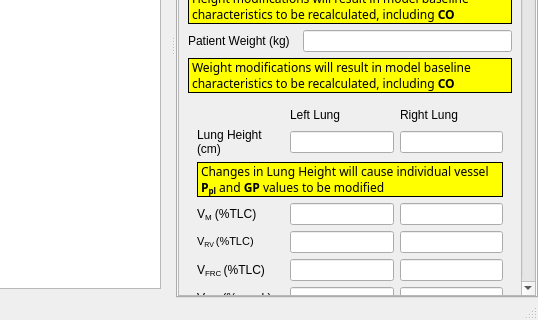
Before: the Qt Designer form src/mainwindow.ui in AdamMajer/bshouty-lung-model, drawn with Qt 5; both pictures show x 434 to 972 and y 228 to 548 of the 972 by 548 pixel window.
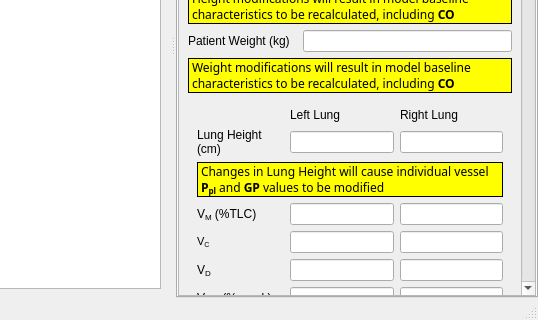
After: the same form once the commit is applied. The open tabs and pages were chosen to show the change. Custom widgets are drawn as their Qt base class.

What changed in the file:
```diff
--- a/src/mainwindow.ui
+++ b/src/mainwindow.ui
@@ -161,9 +161,9 @@
             <property name="geometry">
              <rect>
               <x>0</x>
-              <y>0</y>
-              <width>347</width>
-              <height>1524</height>
+              <y>-107</y>
+              <width>346</width>
+              <height>1444</height>
              </rect>
             </property>
             <layout class="QGridLayout" name="gridLayout">
@@ -1163,8 +1163,8 @@
                     <string>&lt;!DOCTYPE HTML PUBLIC &quot;-//W3C//DTD HTML 4.0//EN&quot; &quot;http://www.w3.org/TR/REC-html40/strict.dtd&quot;&gt;
 &lt;html&gt;&lt;head&gt;&lt;meta name=&quot;qrichtext&quot; content=&quot;1&quot; /&gt;&lt;style type=&quot;text/css&quot;&gt;
 p, li { white-space: pre-wrap; }
-&lt;/style&gt;&lt;/head&gt;&lt;body style=&quot; font-family:'MS Shell Dlg 2'; font-size:8pt; font-weight:400; font-style:normal;&quot;&gt;
-&lt;p style=&quot; margin-top:0px; margin-bottom:0px; margin-left:0px; margin-right:0px; -qt-block-indent:0; text-indent:0px;&quot;&gt;&lt;span style=&quot; font-family:'Sans Serif';&quot;&gt;V&lt;/span&gt;&lt;span style=&quot; font-family:'Sans Serif'; vertical-align:sub;&quot;&gt;RV &lt;/span&gt;&lt;span style=&quot; font-family:'Sans Serif';&quot;&gt;(%TLC)&lt;/span&gt;&lt;/p&gt;&lt;/body&gt;&lt;/html&gt;</string>
+&lt;/style&gt;&lt;/head&gt;&lt;body style=&quot; font-family:'Sans Serif'; font-size:9pt; font-weight:400; font-style:normal;&quot;&gt;
+&lt;p style=&quot; margin-top:0px; margin-bottom:0px; margin-left:0px; margin-right:0px; -qt-block-indent:0; text-indent:0px;&quot;&gt;&lt;span style=&quot; font-size:8pt;&quot;&gt;V&lt;/span&gt;&lt;span style=&quot; font-size:8pt; vertical-align:sub;&quot;&gt;C&lt;/span&gt;&lt;/p&gt;&lt;/body&gt;&lt;/html&gt;</string>
                    </property>
                    <property name="buddy">
                     <cstring>Vrv</cstring>
@@ -1188,7 +1188,7 @@
                  <item row="5" column="0">
                   <widget class="QLabel" name="label_28">
                    <property name="text">
-                    <string>&lt;html&gt;&lt;head/&gt;&lt;body&gt;&lt;p&gt;V&lt;span style=&quot; vertical-align:sub;&quot;&gt;FRC &lt;/span&gt;&lt;span style=&quot; font-family:'Sans Serif';&quot;&gt;(%TLC)&lt;/span&gt;&lt;/p&gt;&lt;/body&gt;&lt;/html&gt;</string>
+                    <string>&lt;html&gt;&lt;head/&gt;&lt;body&gt;&lt;p&gt;V&lt;span style=&quot; vertical-align:sub;&quot;&gt;D&lt;/span&gt;&lt;/p&gt;&lt;/body&gt;&lt;/html&gt;</string>
                    </property>
                    <property name="buddy">
                     <cstring>Vfrc</cstring>
```
Left out of the diff: 42 changed lines with no effect on the pictures.
